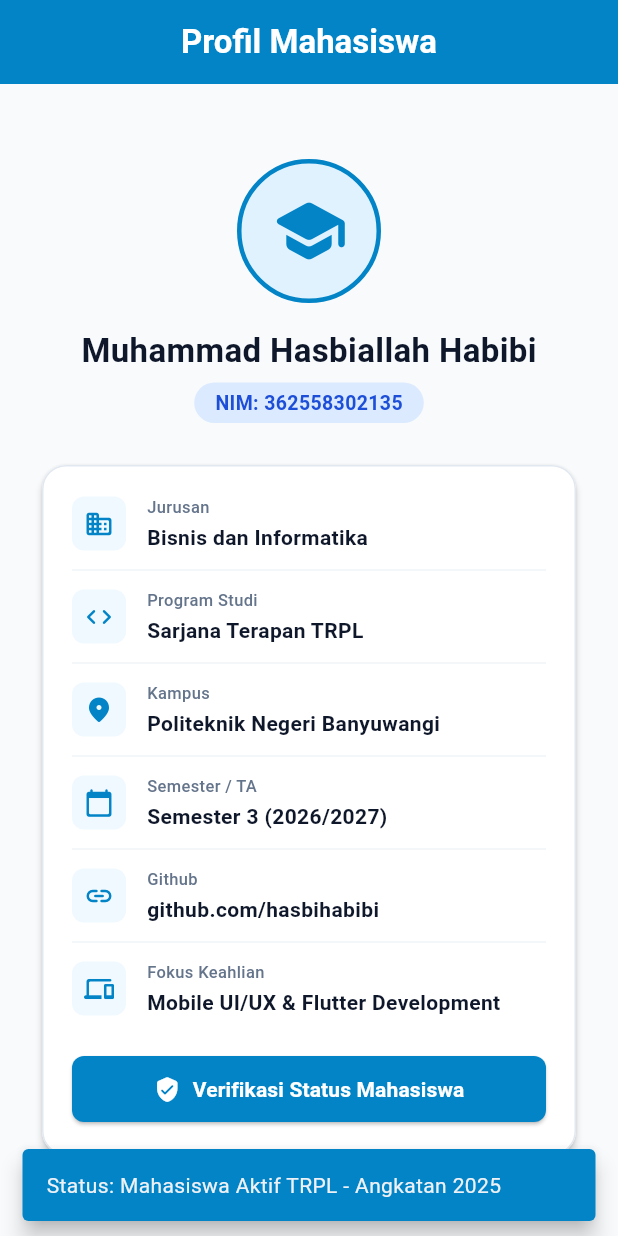
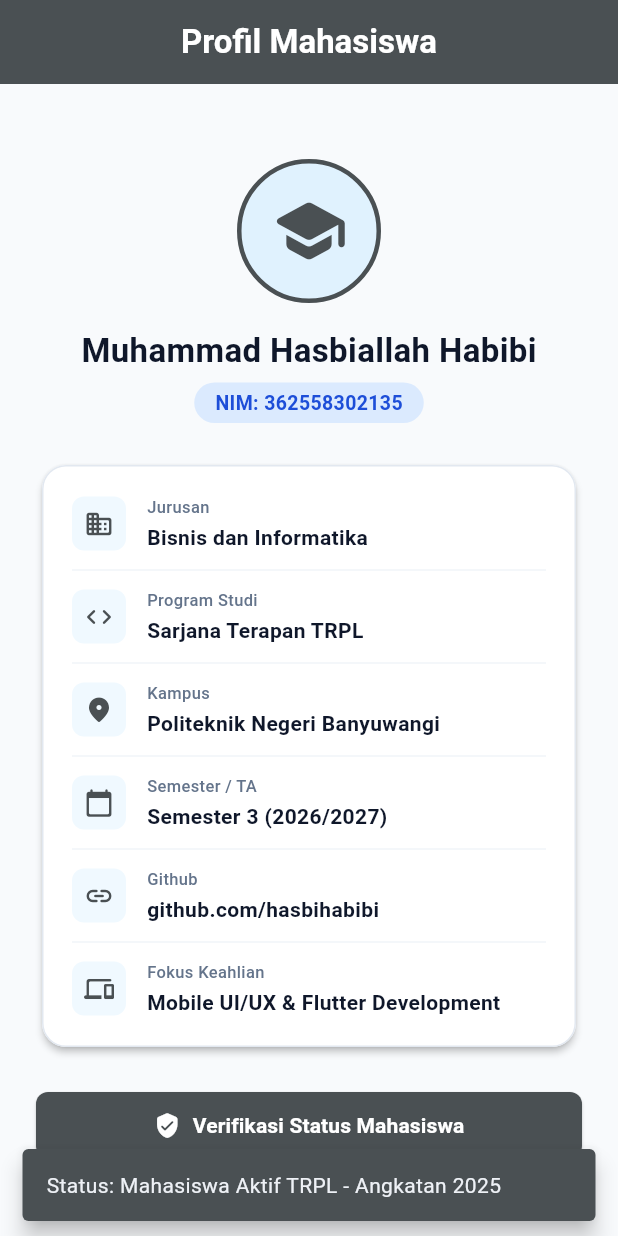
Before and after one commit to hasbihabibi/mobile-development, a Flutter app: the screen it shows after launch, after a tap on "Verifikasi Status Mahasiswa", on a phone screen of 412 x 824 dp. Run offline on Flutter 3.47's test engine with Material 3 defaults, Android fonts, the phone set to English and light mode, and no system bars.

Commit message:
fix: memindahkan tombol verifikasi ke luar card

```diff
--- a/01-week-1-mobile-development-ecosystem-flutter-refresh/lib/main.dart
+++ b/01-week-1-mobile-development-ecosystem-flutter-refresh/lib/main.dart
@@ -25,6 +25,7 @@ class ProfileScreen extends StatelessWidget {
   // Tantangan 2: Menyiapkan variable nullable
   final String? githubUsername;
   final String? skillFocus;
+
   const ProfileScreen({
     super.key,
     this.githubUsername = 'github.com/hasbihabibi',
@@ -40,7 +41,7 @@ class ProfileScreen extends StatelessWidget {
           'Profil Mahasiswa',
           style: TextStyle(fontWeight: FontWeight.bold),
         ),
-        backgroundColor: const Color(0xFF0284C7),
+        backgroundColor: const Color(0xFF4A5053),
         foregroundColor: Colors.white,
         elevation: 0,
         centerTitle: true,
@@ -58,17 +59,17 @@ class ProfileScreen extends StatelessWidget {
                 decoration: BoxDecoration(
                   color: const Color(0xFFE0F2FE),
                   shape: BoxShape.circle,
-                  border: Border.all(color: const Color(0xFF0284C7), width: 3),
+                  border: Border.all(color: const Color(0xFF4A5053), width: 3),
                 ),
                 child: const Icon(
                   Icons.school_rounded,
                   size: 52,
-                  color: Color(0xFF0284C7),
+                  color: Color(0xFF4A5053),
                 ),
               ),
               const SizedBox(height: 16),
 
-              // ── GANTI: Nama Anda ──────────────────────────────────
+              // ── Nama Anda ──────────────────────────────────
               const Text(
                 'Muhammad Hasbiallah Habibi',
                 style: TextStyle(
@@ -79,7 +80,7 @@ class ProfileScreen extends StatelessWidget {
               ),
               const SizedBox(height: 6),
 
-              // ── GANTI: NIM Anda ───────────────────────────────────
+              // ── NIM Anda ───────────────────────────────────
               Container(
                 padding: const EdgeInsets.symmetric(
                   horizontal: 14,
@@ -112,25 +113,25 @@ class ProfileScreen extends StatelessWidget {
                   padding: const EdgeInsets.all(20.0),
                   child: Column(
                     children: [
-                      _InfoRow(
+                      const _InfoRow(
                         icon: Icons.business_rounded,
                         label: 'Jurusan',
                         value: 'Bisnis dan Informatika',
                       ),
-                      Divider(height: 24, color: Color(0xFFF1F5F9)),
-                      _InfoRow(
+                      const Divider(height: 24, color: Color(0xFFF1F5F9)),
+                      const _InfoRow(
                         icon: Icons.code_rounded,
                         label: 'Program Studi',
                         value: 'Sarjana Terapan TRPL',
                       ),
-                      Divider(height: 24, color: Color(0xFFF1F5F9)),
-                      _InfoRow(
+                      const Divider(height: 24, color: Color(0xFFF1F5F9)),
+                      const _InfoRow(
                         icon: Icons.location_on_rounded,
                         label: 'Kampus',
                         value: 'Politeknik Negeri Banyuwangi',
                       ),
-                      Divider(height: 24, color: Color(0xFFF1F5F9)),
-                      _InfoRow(
+                      const Divider(height: 24, color: Color(0xFFF1F5F9)),
+                      const _InfoRow(
                         icon: Icons.calendar_today_rounded,
                         label: 'Semester / TA',
                         value: 'Semester 3 (2026/2027)',
@@ -140,7 +141,6 @@ class ProfileScreen extends StatelessWidget {
                       _InfoRow(
                         icon: Icons.link_rounded,
                         label: 'Github',
-                        //jika githubUsername null, tampilkan teks cadangan
                         value:
                             githubUsername ??
                             '(belum ada akun github yang diatur)',
@@ -149,12 +149,16 @@ class ProfileScreen extends StatelessWidget {
                       _InfoRow(
                         icon: Icons.devices_rounded,
                         label: 'Fokus Keahlian',
-                        //jika skillFocus null, tampilkan teks cadangan
                         value:
                             skillFocus ??
                             '(belum ada fokus keahlian yang diatur)',
                       ),
-                      //Tantangan 3: Tombol Aksi dan Snackbar
+                    ],
+                  ),
+                ),
+              ),
+
+              // ── Tombol di luar kotak ──────────────────────────────
               const SizedBox(height: 24),
               SizedBox(
                 width: double.infinity,
@@ -166,7 +170,7 @@ class ProfileScreen extends StatelessWidget {
                         content: Text(
                           'Status: Mahasiswa Aktif TRPL - Angkatan 2025',
                         ),
-                                backgroundColor: Color(0xFF0284C7),
+                        backgroundColor: Color(0xFF4A5053),
                         behavior: SnackBarBehavior.floating,
                         duration: Duration(seconds: 3),
                       ),
@@ -184,15 +188,11 @@ class ProfileScreen extends StatelessWidget {
                     ),
                   ),
                   style: ElevatedButton.styleFrom(
-                            backgroundColor: const Color(0xFF0284C7),
+                    backgroundColor: const Color(0xFF4A5053),
                     padding: const EdgeInsets.symmetric(vertical: 12),
                     shape: RoundedRectangleBorder(
                       borderRadius: BorderRadius.circular(8),
                     ),
-                          ),
-                        ),
-                      ),
-                    ],
                   ),
                 ),
               ),
@@ -225,7 +225,7 @@ class _InfoRow extends StatelessWidget {
             color: const Color(0xFFF0F9FF),
             borderRadius: BorderRadius.circular(8),
           ),
-          child: Icon(icon, size: 20, color: const Color(0xFF0284C7)),
+          child: Icon(icon, size: 20, color: const Color(0xFF4A5053)),
         ),
         const SizedBox(width: 14),
         Expanded(
```
Lines whose indentation alone changed are shown as unchanged.
